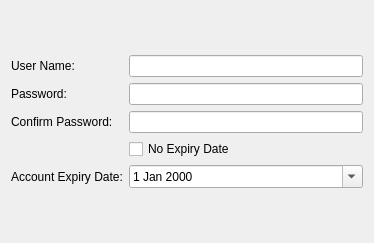
This is rave/security/userform.ui in pgathogo/raven as Qt 5 draws it before an edit. The edited form follows.
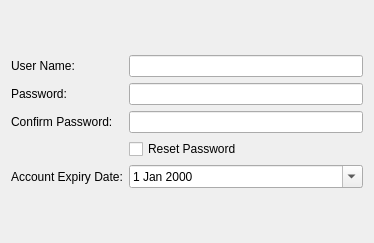
This is the edited form.

Patch:
```diff
--- a/rave/security/userform.ui
+++ b/rave/security/userform.ui
@@ -71,7 +71,7 @@
      <item row="3" column="1">
       <widget class="QCheckBox" name="cbExpiry">
        <property name="text">
-        <string>No Expiry Date</string>
+        <string>Reset Password</string>
        </property>
       </widget>
      </item>
```
Left out of the diff: 4 changed lines with no effect on the pictures.
